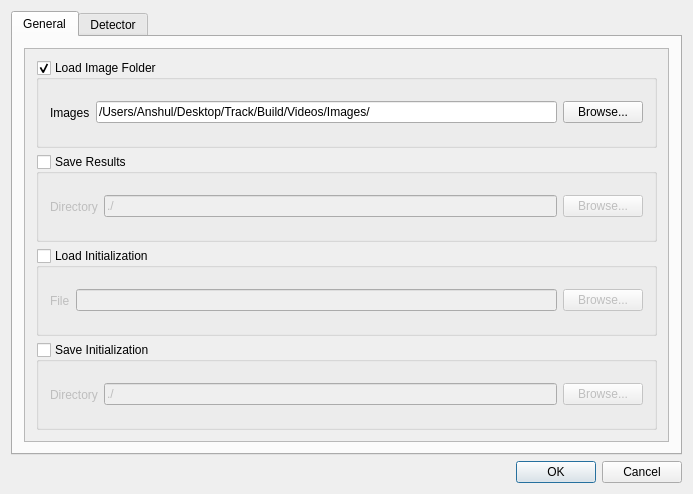
Qt form TLD/src/tld/qtld/ConfigDialog.ui (anshulsamar/simba) before a commit.
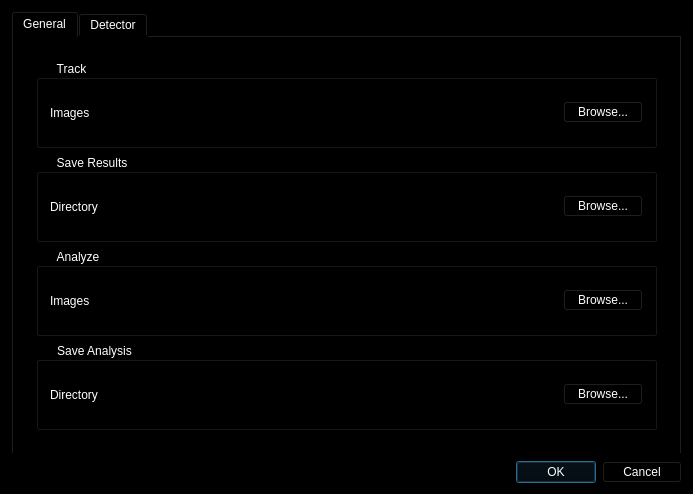
The same form after that commit.

Commit message: Analysis section additions and cleanup

The edit to the form file:
```diff
--- a/TLD/src/tld/qtld/ConfigDialog.ui
+++ b/TLD/src/tld/qtld/ConfigDialog.ui
@@ -14,7 +14,8 @@
    <string>Track Learn Detect</string>
   </property>
   <property name="styleSheet">
-   <string notr="true"/>
+   <string notr="true">color: white;
+background-color: black;</string>
   </property>
   <property name="sizeGripEnabled">
    <bool>false</bool>
@@ -35,7 +36,7 @@
       <attribute name="title">
        <string>General</string>
       </attribute>
-      <layout class="QHBoxLayout" name="horizontalLayout_3">
+      <layout class="QVBoxLayout" name="verticalLayout_5">
        <item>
         <widget class="QScrollArea" name="scrollArea_general">
          <property name="widgetResizable">
@@ -54,13 +55,13 @@
            <item>
             <widget class="QGroupBox" name="loadVideo">
              <property name="title">
-              <string>Load Image Folder</string>
+              <string>Track</string>
              </property>
              <property name="checkable">
               <bool>true</bool>
              </property>
              <property name="checked">
-              <bool>true</bool>
+              <bool>false</bool>
              </property>
              <layout class="QHBoxLayout" name="horizontalLayout_2">
               <item>
@@ -73,7 +74,7 @@
               <item>
                <widget class="QLineEdit" name="videoPath">
                 <property name="text">
-                 <string>/Users/Anshul/Desktop/Track/Build/Videos/Images/</string>
+                 <string/>
                 </property>
                </widget>
               </item>
@@ -109,7 +110,7 @@
               <item>
                <widget class="QLineEdit" name="resultsDirectory">
                 <property name="text">
-                 <string>./</string>
+                 <string/>
                 </property>
                </widget>
               </item>
@@ -126,7 +127,7 @@
            <item>
             <widget class="QGroupBox" name="loadIni">
              <property name="title">
-              <string>Load Initialization</string>
+              <string>Analyze</string>
              </property>
              <property name="checkable">
               <bool>true</bool>
@@ -138,7 +139,7 @@
               <item>
                <widget class="QLabel" name="label_modelPath">
                 <property name="text">
-                 <string>File</string>
+                 <string>Images</string>
                 </property>
                </widget>
               </item>
@@ -158,7 +159,7 @@
            <item>
             <widget class="QGroupBox" name="saveIni">
              <property name="title">
-              <string>Save Initialization</string>
+              <string>Save Analysis</string>
              </property>
              <property name="checkable">
               <bool>true</bool>
@@ -177,7 +178,7 @@
               <item>
                <widget class="QLineEdit" name="iniDirectory">
                 <property name="text">
-                 <string>./</string>
+                 <string/>
                 </property>
                </widget>
               </item>
```
Left out of the diff: 30 changed lines with no effect on the pictures. The commit also changes 10 other files.
